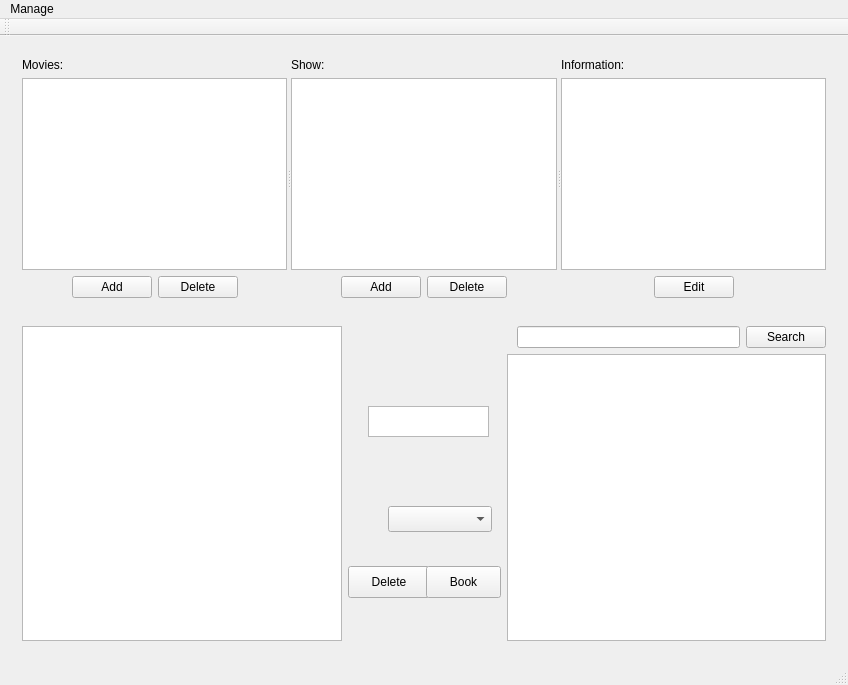
Before: the Qt Designer form Mainwindow/mainwindow.ui in Drakenhielm/Biobokningssystem, drawn with Qt 5.
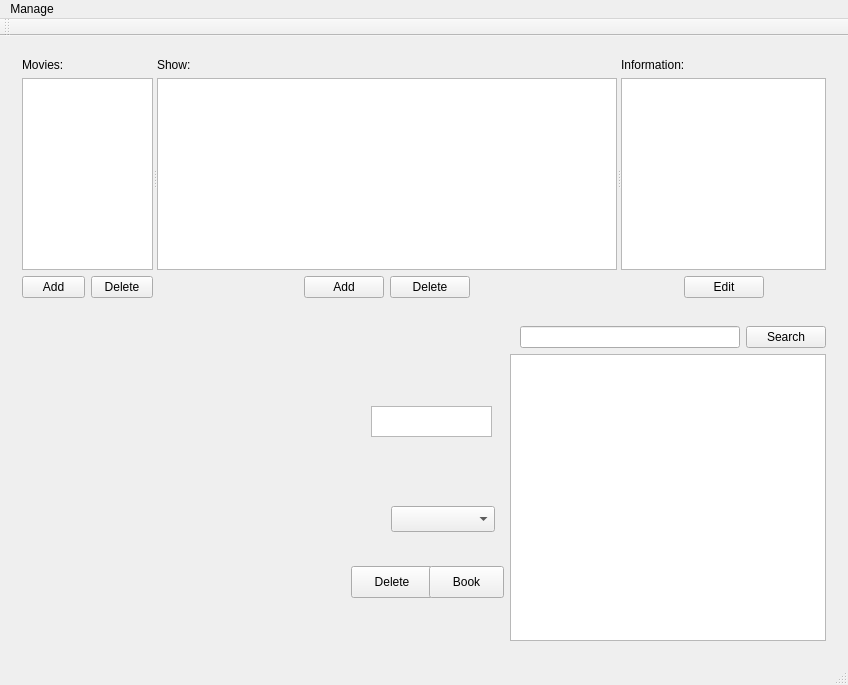
After: the same form once the commit is applied.

Commit message: Gjort plats för hallview och ändrat storlek på fönster

```diff
--- a/Mainwindow/mainwindow.ui
+++ b/Mainwindow/mainwindow.ui
@@ -30,6 +30,12 @@
           <enum>Qt::Horizontal</enum>
          </property>
          <widget class="QWidget" name="widget_movies" native="true">
+          <property name="minimumSize">
+           <size>
+            <width>10</width>
+            <height>0</height>
+           </size>
+          </property>
           <layout class="QVBoxLayout" name="verticalLayout_6">
            <property name="leftMargin">
             <number>0</number>
@@ -60,7 +66,7 @@
              </property>
              <property name="minimumSize">
               <size>
-               <width>70</width>
+               <width>10</width>
                <height>0</height>
               </size>
              </property>
@@ -68,19 +74,6 @@
            </item>
            <item>
             <layout class="QHBoxLayout" name="horizontalLayout_4">
-             <item>
-              <spacer name="horizontalSpacer_4">
-               <property name="orientation">
-                <enum>Qt::Horizontal</enum>
-               </property>
-               <property name="sizeHint" stdset="0">
-                <size>
-                 <width>40</width>
-                 <height>20</height>
-                </size>
-               </property>
-              </spacer>
-             </item>
              <item>
               <widget class="QPushButton" name="pushButton_movies_add">
                <property name="text">
@@ -95,24 +88,17 @@
                </property>
               </widget>
              </item>
-             <item>
-              <spacer name="horizontalSpacer_3">
-               <property name="orientation">
-                <enum>Qt::Horizontal</enum>
-               </property>
-               <property name="sizeHint" stdset="0">
-                <size>
-                 <width>40</width>
-                 <height>20</height>
-                </size>
-               </property>
-              </spacer>
-             </item>
             </layout>
            </item>
           </layout>
          </widget>
          <widget class="QWidget" name="widget_shows" native="true">
+          <property name="minimumSize">
+           <size>
+            <width>460</width>
+            <height>0</height>
+           </size>
+          </property>
           <layout class="QVBoxLayout" name="verticalLayout_5">
            <property name="leftMargin">
             <number>0</number>
@@ -134,7 +120,26 @@
             </widget>
            </item>
            <item>
-            <widget class="QTableView" name="tableView_show"/>
+            <widget class="QTableView" name="tableView_show">
+             <attribute name="horizontalHeaderCascadingSectionResizes">
+              <bool>false</bool>
+             </attribute>
+             <attribute name="horizontalHeaderDefaultSectionSize">
+              <number>75</number>
+             </attribute>
+             <attribute name="horizontalHeaderMinimumSectionSize">
+              <number>1</number>
+             </attribute>
+             <attribute name="verticalHeaderCascadingSectionResizes">
+              <bool>false</bool>
+             </attribute>
+             <attribute name="verticalHeaderDefaultSectionSize">
+              <number>20</number>
+             </attribute>
+             <attribute name="verticalHeaderMinimumSectionSize">
+              <number>20</number>
+             </attribute>
+            </widget>
            </item>
            <item>
             <layout class="QHBoxLayout" name="horizontalLayout_6">
@@ -183,6 +188,12 @@
           </layout>
          </widget>
          <widget class="QWidget" name="widget_info" native="true">
+          <property name="minimumSize">
+           <size>
+            <width>205</width>
+            <height>0</height>
+           </size>
+          </property>
           <layout class="QVBoxLayout" name="verticalLayout">
            <property name="leftMargin">
             <number>0</number>
@@ -262,7 +273,14 @@
      <widget class="QWidget" name="widget_2" native="true">
       <layout class="QHBoxLayout" name="horizontalLayout_2">
        <item>
-        <widget class="QTableWidget" name="tableWidget_3"/>
+        <widget class="QWidget" name="widget_3" native="true">
+         <property name="minimumSize">
+          <size>
+           <width>323</width>
+           <height>200</height>
+          </size>
+         </property>
+        </widget>
        </item>
        <item>
         <widget class="QWidget" name="widget_hallview_info" native="true">
```
The commit also changes 1 other file.
